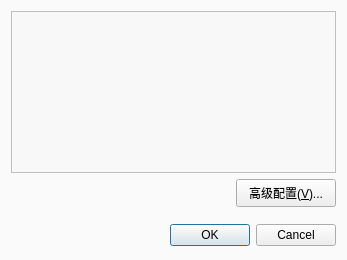
First picture: the form in src/forms/configuredialog.ui, repository sxyzccr/CCR-Plus, before the edit.
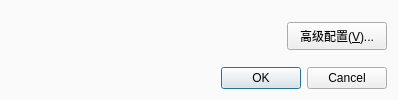
Second picture: the form after the edit.

Commit message: Clean up class ConfigureDialog && ConfigTable

```diff
--- a/src/forms/configuredialog.ui
+++ b/src/forms/configuredialog.ui
@@ -1,14 +1,12 @@
 <?xml version="1.0" encoding="UTF-8"?>
 <ui version="4.0">
- <class>ConfigDialog</class>
- <widget class="QDialog" name="ConfigDialog">
-  <property name="geometry">
-   <rect>
-    <x>0</x>
-    <y>0</y>
-    <width>347</width>
-    <height>260</height>
-   </rect>
+ <class>ConfigureDialog</class>
+ <widget class="QDialog" name="ConfigureDialog">
+  <property name="sizePolicy">
+   <sizepolicy hsizetype="Fixed" vsizetype="Fixed">
+    <horstretch>0</horstretch>
+    <verstretch>0</verstretch>
+   </sizepolicy>
   </property>
   <property name="windowTitle">
    <string>配置试题</string>
@@ -79,63 +77,10 @@
     </spacer>
    </item>
    <item row="0" column="0" colspan="2">
-    <widget class="QTableView" name="tableView">
-     <property name="sizePolicy">
-      <sizepolicy hsizetype="Fixed" vsizetype="Fixed">
-       <horstretch>0</horstretch>
-       <verstretch>0</verstretch>
-      </sizepolicy>
-     </property>
-     <property name="minimumSize">
-      <size>
-       <width>325</width>
-       <height>162</height>
-      </size>
-     </property>
-     <property name="maximumSize">
-      <size>
-       <width>1090</width>
-       <height>162</height>
-      </size>
-     </property>
-     <property name="focusPolicy">
-      <enum>Qt::NoFocus</enum>
-     </property>
-     <property name="styleSheet">
-      <string notr="true">QTableView
-{
-background-color:rgb(248,248,248);
-alternate-background-color:rgb(255,255,255);
-}
-</string>
-     </property>
-     <property name="verticalScrollBarPolicy">
-      <enum>Qt::ScrollBarAlwaysOff</enum>
-     </property>
-     <property name="alternatingRowColors">
-      <bool>true</bool>
-     </property>
-     <property name="selectionMode">
-      <enum>QAbstractItemView::NoSelection</enum>
-     </property>
-     <attribute name="horizontalHeaderDefaultSectionSize">
-      <number>85</number>
-     </attribute>
-     <attribute name="horizontalHeaderHighlightSections">
+    <widget class="QWidget" name="widget_empty" native="true">
+     <property name="enabled">
       <bool>false</bool>
-     </attribute>
-     <attribute name="horizontalHeaderMinimumSectionSize">
-      <number>85</number>
-     </attribute>
-     <attribute name="verticalHeaderDefaultSectionSize">
-      <number>27</number>
-     </attribute>
-     <attribute name="verticalHeaderHighlightSections">
-      <bool>false</bool>
-     </attribute>
-     <attribute name="verticalHeaderMinimumSectionSize">
-      <number>27</number>
-     </attribute>
+     </property>
     </widget>
    </item>
   </layout>
```
Left out of the diff: 4 changed lines with no effect on the pictures. The commit also changes 19 other files.
